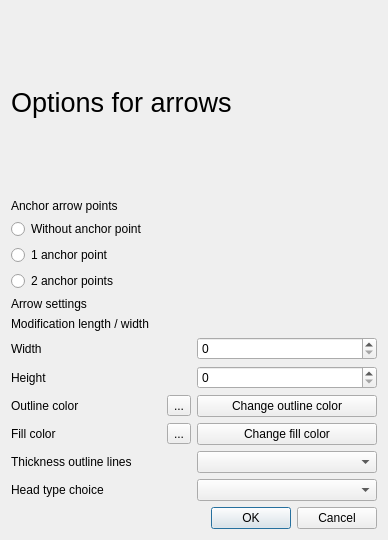
This is sources/Forms/formarrows.ui in jose94752/ClipEdit as Qt 5 draws it before an edit. The edited form follows.
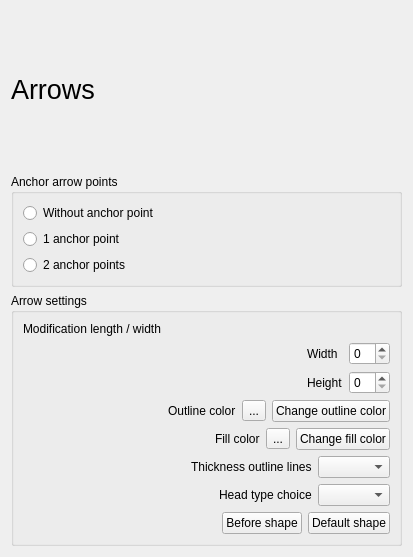
This is the edited form.

Commit message: Update FormArrows.ui and related Docs EN and FR

What changed in the file:
```diff
--- a/sources/Forms/formarrows.ui
+++ b/sources/Forms/formarrows.ui
@@ -6,16 +6,16 @@
    <rect>
     <x>0</x>
     <y>0</y>
-    <width>388</width>
-    <height>540</height>
+    <width>413</width>
+    <height>557</height>
    </rect>
   </property>
   <property name="windowTitle">
    <string>Form</string>
   </property>
-  <layout class="QHBoxLayout" name="horizontalLayout_10">
+  <layout class="QVBoxLayout" name="verticalLayout_13">
    <item>
-    <layout class="QVBoxLayout" name="verticalLayout_9">
+    <layout class="QVBoxLayout" name="verticalLayout_12">
      <item>
       <widget class="QLabel" name="labelOptionsForArrows">
        <property name="font">
@@ -24,21 +24,18 @@
         </font>
        </property>
        <property name="text">
-        <string>Options for arrows</string>
+        <string>Arrows</string>
        </property>
       </widget>
      </item>
      <item>
-      <layout class="QVBoxLayout" name="verticalLayout_8">
+      <layout class="QVBoxLayout" name="verticalLayout_11">
        <item>
-        <layout class="QVBoxLayout" name="verticalLayout_7">
-         <item>
-          <widget class="QLabel" name="labelAnchorArrowPoints">
-           <property name="text">
+        <widget class="QGroupBox" name="groupBoxAnchorArrowPoints">
+         <property name="title">
             <string>Anchor arrow points</string>
            </property>
-          </widget>
-         </item>
+         <layout class="QVBoxLayout" name="verticalLayout_2">
          <item>
           <layout class="QVBoxLayout" name="verticalLayout_6">
            <item>
@@ -65,21 +62,27 @@
           </layout>
          </item>
         </layout>
+        </widget>
        </item>
        <item>
-        <layout class="QVBoxLayout" name="verticalLayout_5">
-         <item>
-          <widget class="QLabel" name="labelArrowSettings">
-           <property name="text">
+        <widget class="QGroupBox" name="groupBoxArrowSettings">
+         <property name="title">
             <string>Arrow settings</string>
            </property>
-          </widget>
-         </item>
+         <layout class="QVBoxLayout" name="verticalLayout_10">
+          <item>
+           <layout class="QVBoxLayout" name="verticalLayout_9">
+            <item>
+             <layout class="QVBoxLayout" name="verticalLayout_8">
+              <item>
+               <layout class="QVBoxLayout" name="verticalLayout_7">
+                <item>
+                 <layout class="QVBoxLayout" name="verticalLayout_5">
+                  <item>
+                   <layout class="QVBoxLayout" name="verticalLayout_4">
          <item>
           <layout class="QVBoxLayout" name="verticalLayout_3">
            <item>
-            <layout class="QVBoxLayout" name="verticalLayout_2">
-             <item>
               <widget class="QLabel" name="labelModificationLengthWidth">
                <property name="text">
                 <string>Modification length / width</string>
@@ -87,6 +90,21 @@
               </widget>
              </item>
              <item>
+                       <layout class="QHBoxLayout" name="horizontalLayout_15">
+                        <item>
+                         <spacer name="horizontalSpacer_2">
+                          <property name="orientation">
+                           <enum>Qt::Horizontal</enum>
+                          </property>
+                          <property name="sizeHint" stdset="0">
+                           <size>
+                            <width>40</width>
+                            <height>20</height>
+                           </size>
+                          </property>
+                         </spacer>
+                        </item>
+                        <item>
               <layout class="QVBoxLayout" name="verticalLayout">
                <item>
                 <layout class="QHBoxLayout" name="horizontalLayout_3">
@@ -120,10 +138,25 @@
              </item>
             </layout>
            </item>
+                     </layout>
+                    </item>
            <item>
-            <layout class="QVBoxLayout" name="verticalLayout_4">
+                     <layout class="QHBoxLayout" name="horizontalLayout_14">
              <item>
-              <layout class="QHBoxLayout" name="horizontalLayout_8">
+                       <spacer name="horizontalSpacer_3">
+                        <property name="orientation">
+                         <enum>Qt::Horizontal</enum>
+                        </property>
+                        <property name="sizeHint" stdset="0">
+                         <size>
+                          <width>40</width>
+                          <height>20</height>
+                         </size>
+                        </property>
+                       </spacer>
+                      </item>
+                      <item>
+                       <layout class="QHBoxLayout" name="horizontalLayout_13">
                <item>
                 <layout class="QHBoxLayout" name="horizontalLayout_7">
                  <item>
@@ -151,8 +184,27 @@
                </item>
               </layout>
              </item>
+                     </layout>
+                    </item>
+                   </layout>
+                  </item>
              <item>
-              <layout class="QHBoxLayout" name="horizontalLayout_6">
+                   <layout class="QHBoxLayout" name="horizontalLayout_12">
+                    <item>
+                     <spacer name="horizontalSpacer_4">
+                      <property name="orientation">
+                       <enum>Qt::Horizontal</enum>
+                      </property>
+                      <property name="sizeHint" stdset="0">
+                       <size>
+                        <width>40</width>
+                        <height>20</height>
+                       </size>
+                      </property>
+                     </spacer>
+                    </item>
+                    <item>
+                     <layout class="QHBoxLayout" name="horizontalLayout_11">
                <item>
                 <layout class="QHBoxLayout" name="horizontalLayout_5">
                  <item>
@@ -182,6 +234,23 @@
              </item>
             </layout>
            </item>
+                 </layout>
+                </item>
+                <item>
+                 <layout class="QHBoxLayout" name="horizontalLayout_10">
+                  <item>
+                   <spacer name="horizontalSpacer_5">
+                    <property name="orientation">
+                     <enum>Qt::Horizontal</enum>
+                    </property>
+                    <property name="sizeHint" stdset="0">
+                     <size>
+                      <width>40</width>
+                      <height>20</height>
+                     </size>
+                    </property>
+                   </spacer>
+                  </item>
            <item>
             <layout class="QHBoxLayout" name="horizontalLayout">
              <item>
@@ -196,6 +265,25 @@
              </item>
             </layout>
            </item>
+                 </layout>
+                </item>
+               </layout>
+              </item>
+              <item>
+               <layout class="QHBoxLayout" name="horizontalLayout_9">
+                <item>
+                 <spacer name="horizontalSpacer_6">
+                  <property name="orientation">
+                   <enum>Qt::Horizontal</enum>
+                  </property>
+                  <property name="sizeHint" stdset="0">
+                   <size>
+                    <width>40</width>
+                    <height>20</height>
+                   </size>
+                  </property>
+                 </spacer>
+                </item>
            <item>
             <layout class="QHBoxLayout" name="horizontalLayout_2">
              <item>
@@ -214,10 +302,8 @@
          </item>
         </layout>
        </item>
-      </layout>
-     </item>
      <item>
-      <layout class="QHBoxLayout" name="horizontalLayout_9">
+             <layout class="QHBoxLayout" name="horizontalLayout_8">
        <item>
         <spacer name="horizontalSpacer">
          <property name="orientation">
@@ -232,10 +318,28 @@
         </spacer>
        </item>
        <item>
-        <widget class="QDialogButtonBox" name="buttonBoxOptionsForArrows">
-         <property name="standardButtons">
-          <set>QDialogButtonBox::Cancel|QDialogButtonBox::Ok</set>
-         </property>
+               <layout class="QHBoxLayout" name="horizontalLayout_6">
+                <item>
+                 <widget class="QPushButton" name="pushButtonBeforeShape">
+                  <property name="text">
+                   <string>Before shape</string>
+                  </property>
+                 </widget>
+                </item>
+                <item>
+                 <widget class="QPushButton" name="pushButtonDefaultShape">
+                  <property name="text">
+                   <string>Default shape</string>
+                  </property>
+                 </widget>
+                </item>
+               </layout>
+              </item>
+             </layout>
+            </item>
+           </layout>
+          </item>
+         </layout>
         </widget>
        </item>
       </layout>
```
Lines whose indentation alone changed are shown as unchanged. The commit also changes 2 other files.
